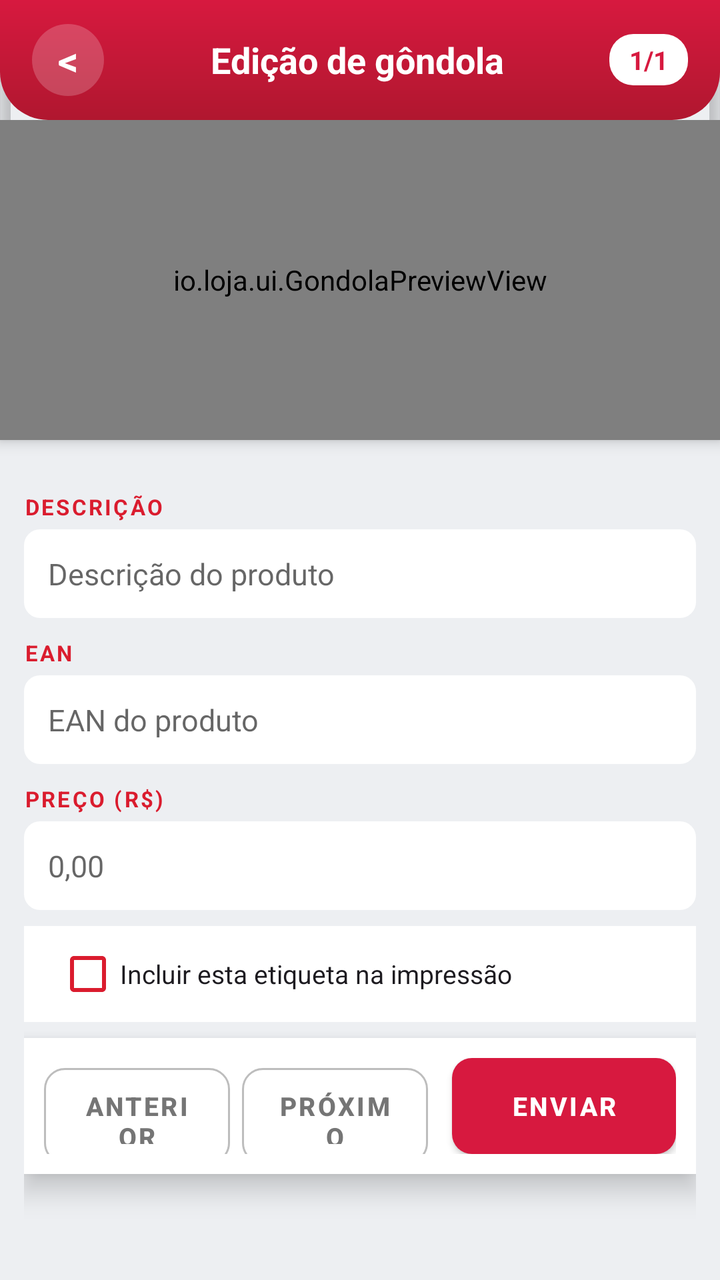
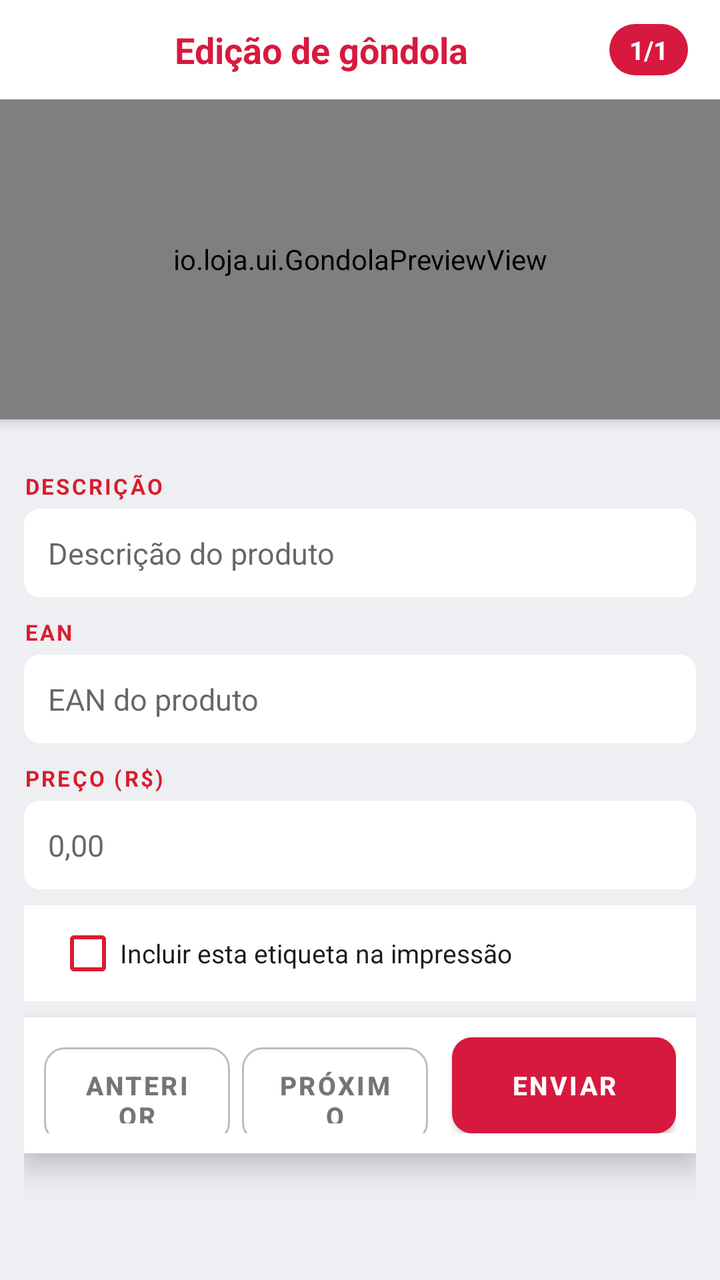

Before-and-after screenshots of an Android layout around one commit, followed by the original layout XML and the change that was made.
<!-- AndroidManifest.xml: activity theme AppTheme.NoActionBar -->
<!-- res/layout/activity_gondola_editavel.xml -->
<?xml version="1.0" encoding="utf-8"?>
<androidx.coordinatorlayout.widget.CoordinatorLayout xmlns:android="http://schemas.android.com/apk/res/android"
    xmlns:app="http://schemas.android.com/apk/res-auto"
    android:layout_width="match_parent"
    android:layout_height="match_parent"
    android:background="#EDEFF2">

    
    <com.google.android.material.appbar.AppBarLayout
        android:layout_width="match_parent"
        android:layout_height="wrap_content"
        android:background="@android:color/transparent">

        
        <LinearLayout
            android:layout_width="match_parent"
            android:layout_height="wrap_content"
            android:orientation="horizontal"
            android:gravity="center_vertical"
            android:background="@drawable/header_gradient_rounded"
            android:paddingHorizontal="16dp"
            android:paddingTop="12dp"
            android:paddingBottom="12dp"
            app:layout_scrollFlags="scroll|enterAlways|snap">

            <TextView
                android:id="@+id/btnVoltar"
                android:layout_width="36dp"
                android:layout_height="36dp"
                android:background="@drawable/circle_white_transparent"
                android:gravity="center"
                android:text="&lt;"
                android:textSize="20sp"
                android:textStyle="bold"
                android:textColor="#FFFFFF"
                android:clickable="true"
                android:focusable="true" />

            <TextView
                android:layout_width="0dp"
                android:layout_height="wrap_content"
                android:layout_weight="1"
                android:gravity="center"
                android:text="Edição de gôndola"
                android:textColor="#FFFFFF"
                android:textSize="18sp"
                android:textStyle="bold" />

            <TextView
                android:id="@+id/tvPosicao"
                android:layout_width="wrap_content"
                android:layout_height="wrap_content"
                android:text="1/1"
                android:textColor="#D7193F"
                android:textSize="13sp"
                android:textStyle="bold"
                android:background="@drawable/bg_counter_pill"
                android:paddingHorizontal="10dp"
                android:paddingVertical="4dp" />
        </LinearLayout>

        
        <io.loja.ui.GondolaPreviewView
            android:id="@+id/previewGondola"
            android:layout_width="match_parent"
            android:layout_height="160dp"
            android:background="#FFFFFF" />
    </com.google.android.material.appbar.AppBarLayout>

    
    <androidx.core.widget.NestedScrollView
        android:layout_width="match_parent"
        android:layout_height="match_parent"
        android:fillViewport="true"
        app:layout_behavior="com.google.android.material.appbar.AppBarLayout$ScrollingViewBehavior">

        <LinearLayout
            android:layout_width="match_parent"
            android:layout_height="wrap_content"
            android:orientation="vertical"
            android:padding="12dp">

            
            <TextView
                android:layout_width="wrap_content"
                android:layout_height="wrap_content"
                android:layout_marginTop="14dp"
                android:text="DESCRIÇÃO"
                android:textSize="11sp"
                android:textStyle="bold"
                android:textColor="#DA1C2E"
                android:letterSpacing="0.1" />

            <EditText
                android:id="@+id/etDescricao"
                android:layout_width="match_parent"
                android:layout_height="wrap_content"
                android:layout_marginTop="4dp"
                android:background="@drawable/bg_white_rounded"
                android:padding="12dp"
                android:textSize="15sp"
                android:textColor="#1A1A1A"
                android:singleLine="true"
                android:hint="Descrição do produto" />

            <TextView
                android:layout_width="wrap_content"
                android:layout_height="wrap_content"
                android:layout_marginTop="10dp"
                android:text="EAN"
                android:textSize="11sp"
                android:textStyle="bold"
                android:textColor="#DA1C2E"
                android:letterSpacing="0.1" />

            <EditText
                android:id="@+id/etEan"
                android:layout_width="match_parent"
                android:layout_height="wrap_content"
                android:layout_marginTop="4dp"
                android:background="@drawable/bg_white_rounded"
                android:padding="12dp"
                android:textSize="15sp"
                android:textColor="#1A1A1A"
                android:singleLine="true"
                android:inputType="number"
                android:hint="EAN do produto" />

            
            <LinearLayout
                android:id="@+id/layoutNormal"
                android:layout_width="match_parent"
                android:layout_height="wrap_content"
                android:orientation="vertical">

                <TextView
                    android:layout_width="wrap_content"
                    android:layout_height="wrap_content"
                    android:layout_marginTop="10dp"
                    android:text="PREÇO (R$)"
                    android:textSize="11sp"
                    android:textStyle="bold"
                    android:textColor="#DA1C2E"
                    android:letterSpacing="0.1" />

                <EditText
                    android:id="@+id/etPreco"
                    android:layout_width="match_parent"
                    android:layout_height="wrap_content"
                    android:layout_marginTop="4dp"
                    android:background="@drawable/bg_white_rounded"
                    android:padding="12dp"
                    android:textSize="15sp"
                    android:textColor="#1A1A1A"
                    android:singleLine="true"
                    android:inputType="numberDecimal"
                    android:hint="0,00" />
            </LinearLayout>

            
            <LinearLayout
                android:id="@+id/layoutDepor"
                android:layout_width="match_parent"
                android:layout_height="wrap_content"
                android:orientation="vertical"
                android:visibility="gone">

                <TextView
                    android:layout_width="wrap_content"
                    android:layout_height="wrap_content"
                    android:layout_marginTop="10dp"
                    android:text="PREÇO DE (R$)"
                    android:textSize="11sp"
                    android:textStyle="bold"
                    android:textColor="#DA1C2E"
                    android:letterSpacing="0.1" />

                <EditText
                    android:id="@+id/etPrecoDe"
                    android:layout_width="match_parent"
                    android:layout_height="wrap_content"
                    android:layout_marginTop="4dp"
                    android:background="@drawable/bg_white_rounded"
                    android:padding="12dp"
                    android:textSize="15sp"
                    android:textColor="#1A1A1A"
                    android:singleLine="true"
                    android:inputType="numberDecimal"
                    android:hint="0,00" />

                <TextView
                    android:layout_width="wrap_content"
                    android:layout_height="wrap_content"
                    android:layout_marginTop="10dp"
                    android:text="PREÇO POR (R$)"
                    android:textSize="11sp"
                    android:textStyle="bold"
                    android:textColor="#DA1C2E"
                    android:letterSpacing="0.1" />

                <EditText
                    android:id="@+id/etPrecoPor"
                    android:layout_width="match_parent"
                    android:layout_height="wrap_content"
                    android:layout_marginTop="4dp"
                    android:background="@drawable/bg_white_rounded"
                    android:padding="12dp"
                    android:textSize="15sp"
                    android:textColor="#1A1A1A"
                    android:singleLine="true"
                    android:inputType="numberDecimal"
                    android:hint="0,00" />
            </LinearLayout>

            
            <LinearLayout
                android:id="@+id/layoutLeveGanhe"
                android:layout_width="match_parent"
                android:layout_height="wrap_content"
                android:orientation="vertical"
                android:visibility="gone">

                <TextView
                    android:layout_width="wrap_content"
                    android:layout_height="wrap_content"
                    android:layout_marginTop="10dp"
                    android:text="PREÇO UNITÁRIO - AMARELO (R$)"
                    android:textSize="11sp"
                    android:textStyle="bold"
                    android:textColor="#DA1C2E"
                    android:letterSpacing="0.1" />

                <EditText
                    android:id="@+id/etPrecoUnitario"
                    android:layout_width="match_parent"
                    android:layout_height="wrap_content"
                    android:layout_marginTop="4dp"
                    android:background="@drawable/bg_white_rounded"
                    android:padding="12dp"
                    android:textSize="15sp"
                    android:textColor="#1A1A1A"
                    android:singleLine="true"
                    android:inputType="numberDecimal"
                    android:hint="0,00" />

                <TextView
                    android:layout_width="wrap_content"
                    android:layout_height="wrap_content"
                    android:layout_marginTop="10dp"
                    android:text="QUANTIDADE (LEVE)"
                    android:textSize="11sp"
                    android:textStyle="bold"
                    android:textColor="#DA1C2E"
                    android:letterSpacing="0.1" />

                <EditText
                    android:id="@+id/etQtd"
                    android:layout_width="match_parent"
                    android:layout_height="wrap_content"
                    android:layout_marginTop="4dp"
                    android:background="@drawable/bg_white_rounded"
                    android:padding="12dp"
                    android:textSize="15sp"
                    android:textColor="#1A1A1A"
                    android:singleLine="true"
                    android:inputType="number"
                    android:hint="2" />

                <TextView
                    android:layout_width="wrap_content"
                    android:layout_height="wrap_content"
                    android:layout_marginTop="10dp"
                    android:text="PREÇO PROMOCIONAL - TOTAL (R$)"
                    android:textSize="11sp"
                    android:textStyle="bold"
                    android:textColor="#DA1C2E"
                    android:letterSpacing="0.1" />

                <EditText
                    android:id="@+id/etPrecoPromo"
                    android:layout_width="match_parent"
                    android:layout_height="wrap_content"
                    android:layout_marginTop="4dp"
                    android:background="@drawable/bg_white_rounded"
                    android:padding="12dp"
                    android:textSize="15sp"
                    android:textColor="#1A1A1A"
                    android:singleLine="true"
                    android:inputType="numberDecimal"
                    android:hint="0,00" />

                <TextView
                    android:layout_width="wrap_content"
                    android:layout_height="wrap_content"
                    android:layout_marginTop="10dp"
                    android:text="QUANTO FICA (R$)"
                    android:textSize="11sp"
                    android:textStyle="bold"
                    android:textColor="#DA1C2E"
                    android:letterSpacing="0.1" />

                <EditText
                    android:id="@+id/etQuantoFica"
                    android:layout_width="match_parent"
                    android:layout_height="wrap_content"
                    android:layout_marginTop="4dp"
                    android:background="@drawable/bg_white_rounded"
                    android:padding="12dp"
                    android:textSize="15sp"
                    android:textColor="#1A1A1A"
                    android:singleLine="true"
                    android:inputType="numberDecimal"
                    android:hint="0,00" />
            </LinearLayout>

            
            <LinearLayout
                android:id="@+id/layoutParcelado"
                android:layout_width="match_parent"
                android:layout_height="wrap_content"
                android:orientation="vertical"
                android:visibility="gone">

                <TextView
                    android:layout_width="wrap_content"
                    android:layout_height="wrap_content"
                    android:layout_marginTop="10dp"
                    android:text="VALOR ANTERIOR (R$)"
                    android:textSize="11sp"
                    android:textStyle="bold"
                    android:textColor="#DA1C2E"
                    android:letterSpacing="0.1" />

                <EditText
                    android:id="@+id/etValorAnterior"
                    android:layout_width="match_parent"
                    android:layout_height="wrap_content"
                    android:layout_marginTop="4dp"
                    android:background="@drawable/bg_white_rounded"
                    android:padding="12dp"
                    android:textSize="15sp"
                    android:textColor="#1A1A1A"
                    android:singleLine="true"
                    android:inputType="numberDecimal"
                    android:hint="0,00" />

                <TextView
                    android:id="@+id/tvPrecoParceladoLabel"
                    android:layout_width="wrap_content"
                    android:layout_height="wrap_content"
                    android:layout_marginTop="10dp"
                    android:text="PREÇO PROMOCIONAL (R$)"
                    android:textSize="11sp"
                    android:textStyle="bold"
                    android:textColor="#DA1C2E"
                    android:letterSpacing="0.1" />

                <EditText
                    android:id="@+id/etPrecoParcelado"
                    android:layout_width="match_parent"
                    android:layout_height="wrap_content"
                    android:layout_marginTop="4dp"
                    android:background="@drawable/bg_white_rounded"
                    android:padding="12dp"
                    android:textSize="15sp"
                    android:textColor="#1A1A1A"
                    android:singleLine="true"
                    android:inputType="numberDecimal"
                    android:hint="0,00" />

                <TextView
                    android:layout_width="wrap_content"
                    android:layout_height="wrap_content"
                    android:layout_marginTop="10dp"
                    android:text="Nº DE PARCELAS"
                    android:textSize="11sp"
                    android:textStyle="bold"
                    android:textColor="#DA1C2E"
                    android:letterSpacing="0.1" />

                <EditText
                    android:id="@+id/etParcelas"
                    android:layout_width="match_parent"
                    android:layout_height="wrap_content"
                    android:layout_marginTop="4dp"
                    android:background="@drawable/bg_white_rounded"
                    android:padding="12dp"
                    android:textSize="15sp"
                    android:textColor="#1A1A1A"
                    android:singleLine="true"
                    android:inputType="number"
                    android:hint="10" />

                <TextView
                    android:layout_width="wrap_content"
                    android:layout_height="wrap_content"
                    android:layout_marginTop="10dp"
                    android:text="VALOR DA PARCELA (R$)"
                    android:textSize="11sp"
                    android:textStyle="bold"
                    android:textColor="#DA1C2E"
                    android:letterSpacing="0.1" />

                <EditText
                    android:id="@+id/etValorParcela"
                    android:layout_width="match_parent"
                    android:layout_height="wrap_content"
                    android:layout_marginTop="4dp"
                    android:background="@drawable/bg_white_rounded"
                    android:padding="12dp"
                    android:textSize="15sp"
                    android:textColor="#1A1A1A"
                    android:singleLine="true"
                    android:inputType="numberDecimal"
                    android:hint="0,00" />
            </LinearLayout>

            
            <LinearLayout
                android:layout_width="match_parent"
                android:layout_height="wrap_content"
                android:orientation="horizontal"
                android:gravity="center_vertical"
                android:background="#FFFFFF"
                android:layout_marginTop="8dp"
                android:paddingStart="16dp"
                android:paddingEnd="16dp">

                <CheckBox
                    android:id="@+id/cbIncluir"
                    android:layout_width="wrap_content"
                    android:layout_height="wrap_content"
                    android:buttonTint="#DA1C2E"
                    android:text="Incluir esta etiqueta na impressão"
                    android:textSize="13sp"
                    android:textColor="#1D1B20" />
            </LinearLayout>

            
            <LinearLayout
                android:layout_width="match_parent"
                android:layout_height="wrap_content"
                android:orientation="horizontal"
                android:layout_marginTop="8dp"
                android:padding="10dp"
                android:background="#FFFFFF"
                android:elevation="8dp">

                <Button
                    android:id="@+id/btnAnterior"
                    android:layout_width="0dp"
                    android:layout_height="48dp"
                    android:layout_weight="1"
                    android:layout_marginEnd="6dp"
                    android:background="@drawable/btn_outline_gray"
                    android:text="ANTERIOR"
                    android:textSize="13sp"
                    android:textStyle="bold"
                    android:textColor="#757575"
                    app:backgroundTint="@null" />

                <Button
                    android:id="@+id/btnProximo"
                    android:layout_width="0dp"
                    android:layout_height="48dp"
                    android:layout_weight="1"
                    android:layout_marginEnd="6dp"
                    android:background="@drawable/btn_outline_gray"
                    android:text="PRÓXIMO"
                    android:textSize="13sp"
                    android:textStyle="bold"
                    android:textColor="#757575"
                    app:backgroundTint="@null" />

                <Button
                    android:id="@+id/btnEnviar"
                    android:layout_width="0dp"
                    android:layout_height="48dp"
                    android:layout_weight="1.2"
                    android:layout_marginStart="6dp"
                    android:background="@drawable/btn_red_rounded10"
                    android:text="ENVIAR"
                    android:textSize="13sp"
                    android:textStyle="bold"
                    android:textColor="#FFFFFF" />
            </LinearLayout>

        </LinearLayout>
    </androidx.core.widget.NestedScrollView>

</androidx.coordinatorlayout.widget.CoordinatorLayout>
<!-- resources referenced by this layout -->
<resources>
  <!-- drawable bg_counter_pill (drawable) -->
  <?xml version="1.0" encoding="utf-8"?>
  <shape xmlns:android="http://schemas.android.com/apk/res/android"
      android:shape="rectangle">
      <solid android:color="#FFFFFF" />
      <corners android:radius="12dp" />
  </shape>
  <!-- drawable bg_white_rounded (drawable) -->
  <?xml version="1.0" encoding="utf-8"?>
  <shape xmlns:android="http://schemas.android.com/apk/res/android"
      android:shape="rectangle">
      <solid android:color="#FFFFFF" />
      <corners android:radius="8dp" />
  </shape>
  <!-- drawable btn_outline_gray (drawable) -->
  <?xml version="1.0" encoding="utf-8"?>
  <shape xmlns:android="http://schemas.android.com/apk/res/android"
      android:shape="rectangle">
      <solid android:color="@android:color/transparent" />
      <stroke android:width="1dp" android:color="#BDBDBD" />
      <corners android:radius="10dp" />
  </shape>
  <!-- drawable btn_red_rounded10 (drawable) -->
  <?xml version="1.0" encoding="utf-8"?>
  <shape xmlns:android="http://schemas.android.com/apk/res/android"
      android:shape="rectangle">
      <solid android:color="#C62828" />
      <corners android:radius="10dp" />
  </shape>
  <!-- drawable circle_white_transparent (drawable) -->
  <?xml version="1.0" encoding="utf-8"?>
  <shape xmlns:android="http://schemas.android.com/apk/res/android"
      android:shape="oval">
      <solid android:color="#33FFFFFF" />
  </shape>
  <!-- drawable header_gradient_rounded (drawable) -->
  <?xml version="1.0" encoding="utf-8"?>
  <shape xmlns:android="http://schemas.android.com/apk/res/android"
      android:shape="rectangle">
      <gradient
          android:startColor="#D7193F"
          android:endColor="#B0172F"
          android:angle="270" />
      <corners
          android:bottomLeftRadius="24dp"
          android:bottomRightRadius="24dp" />
  </shape>
  <style name="AppTheme.NoActionBar" parent="Theme.MaterialComponents.Light.NoActionBar">
          <item name="colorPrimary">@color/primary</item>
          <item name="colorPrimaryVariant">@color/primary_dark</item>
          <item name="colorSecondary">@color/accent</item>
          <item name="android:windowBackground">@color/gray_100</item>
          <item name="android:textColor">@color/gray_900</item>
          <item name="android:statusBarColor">@color/primary</item>
      </style>
  <color name="primary">#D7193F</color>
  <color name="primary_dark">#B0172F</color>
  <color name="accent">#4CAF50</color>
  <color name="gray_100">#F5F5F5</color>
  <color name="gray_900">#212121</color>
</resources>

<!-- the commit's change to res/layout/activity_gondola_editavel.xml (unified diff, before → after) -->
@@ -17,7 +17,7 @@
             android:layout_height="wrap_content"
             android:orientation="horizontal"
             android:gravity="center_vertical"
-            android:background="@drawable/header_gradient_rounded"
+            android:background="#FFFFFF"
             android:paddingHorizontal="16dp"
             android:paddingTop="12dp"
             android:paddingBottom="12dp"
@@ -34,7 +34,8 @@
                 android:textStyle="bold"
                 android:textColor="#FFFFFF"
                 android:clickable="true"
-                android:focusable="true" />
+                android:focusable="true"
+                android:visibility="gone" />
 
             <TextView
                 android:layout_width="0dp"
@@ -42,7 +43,7 @@
                 android:layout_weight="1"
                 android:gravity="center"
                 android:text="Edição de gôndola"
-                android:textColor="#FFFFFF"
+                android:textColor="#D7193F"
                 android:textSize="18sp"
                 android:textStyle="bold" />
 
@@ -51,10 +52,10 @@
                 android:layout_width="wrap_content"
                 android:layout_height="wrap_content"
                 android:text="1/1"
-                android:textColor="#D7193F"
+                android:textColor="#FFFFFF"
                 android:textSize="13sp"
                 android:textStyle="bold"
-                android:background="@drawable/bg_counter_pill"
+                android:background="@drawable/bg_counter_red"
                 android:paddingHorizontal="10dp"
                 android:paddingVertical="4dp" />
         </LinearLayout>
<!-- resource entries referenced after the edit -->
@@ -1,11 +1,11 @@
 <!-- resources referenced by this layout -->
 <resources>
-  <!-- drawable bg_counter_pill (drawable) -->
+  <!-- drawable bg_counter_red (drawable) -->
   <?xml version="1.0" encoding="utf-8"?>
   <shape xmlns:android="http://schemas.android.com/apk/res/android"
       android:shape="rectangle">
-      <solid android:color="#FFFFFF" />
-      <corners android:radius="12dp" />
+      <solid android:color="#D7193F" />
+      <corners android:radius="20dp" />
   </shape>
   <!-- drawable bg_white_rounded (drawable) -->
   <?xml version="1.0" encoding="utf-8"?>
@@ -35,18 +35,6 @@
       android:shape="oval">
       <solid android:color="#33FFFFFF" />
   </shape>
-  <!-- drawable header_gradient_rounded (drawable) -->
-  <?xml version="1.0" encoding="utf-8"?>
-  <shape xmlns:android="http://schemas.android.com/apk/res/android"
-      android:shape="rectangle">
-      <gradient
-          android:startColor="#D7193F"
-          android:endColor="#B0172F"
-          android:angle="270" />
-      <corners
-          android:bottomLeftRadius="24dp"
-          android:bottomRightRadius="24dp" />
-  </shape>
   <style name="AppTheme.NoActionBar" parent="Theme.MaterialComponents.Light.NoActionBar">
           <item name="colorPrimary">@color/primary</item>
           <item name="colorPrimaryVariant">@color/primary_dark</item>
